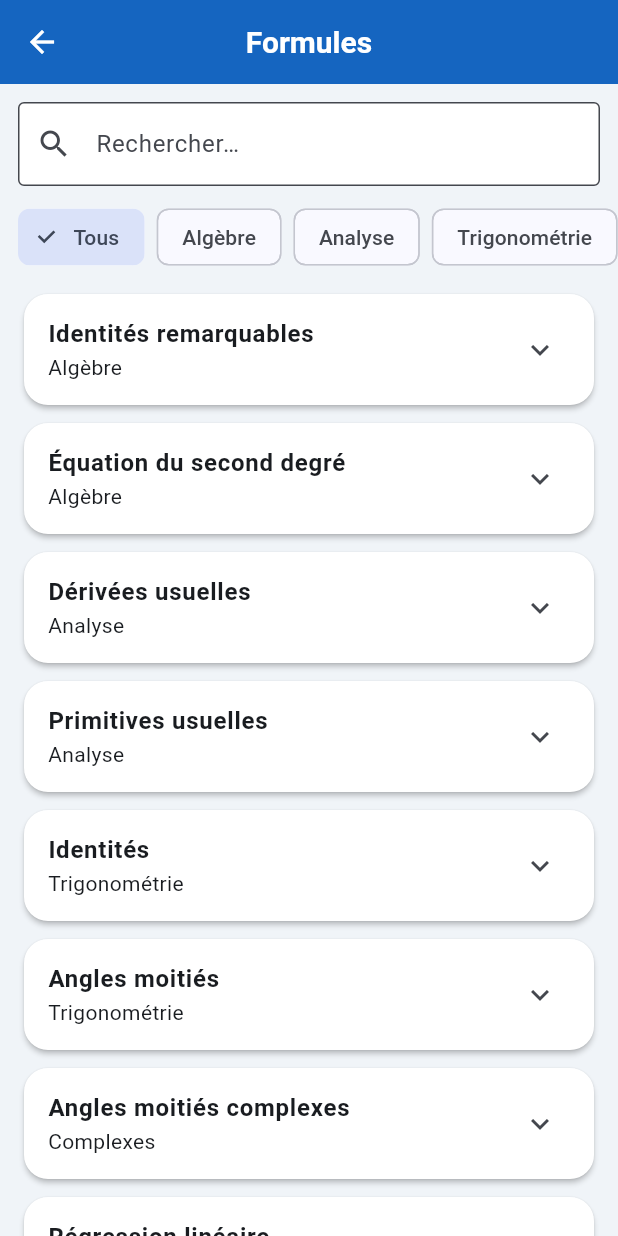
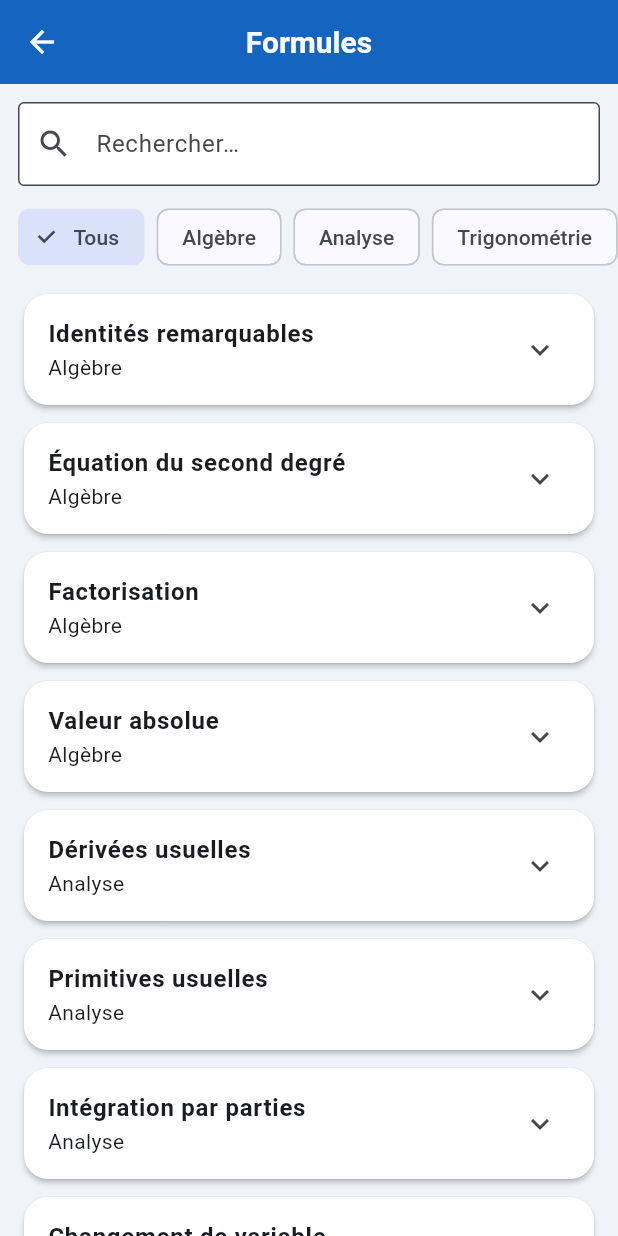
Before and after one commit to alexchep47-gif/calc-for-all, a Flutter app: the MathLibraryScreen screen opened by its route, on a phone screen of 412 x 824 dp. Run offline on Flutter 3.47's test engine with Material 3 defaults, Android fonts, the phone set to English and light mode, and no system bars; our stand-ins replace flutter_animate, image_picker, math_expressions, pdf, printing, share_plus and 1 more; missing offline and left inert: dart:js_util, google_mlkit_text_recognition; accounts and stored records are empty.

Commit message:
Calco OCR args + Erreur mathématique; systèmes→graphique; complexes arg π; formules enrichies

```diff
--- a/lib/features/library/math_library_screen.dart
+++ b/lib/features/library/math_library_screen.dart
@@ -4,7 +4,6 @@ import 'package:provider/provider.dart';
 
 import '../../core/l10n/locale_provider.dart';
 
-/// Formules mathématiques hors ligne (pas de mention technique interne)
 class MathLibraryScreen extends StatefulWidget {
   const MathLibraryScreen({super.key});
 
@@ -27,36 +26,72 @@ class _MathLibraryScreenState extends State<MathLibraryScreen> {
         loc.t('Complexes', 'Complex'),
         loc.t('Matrices', 'Matrices'),
         loc.t('Statistiques', 'Statistics'),
+        loc.t('Nombres', 'Numbers'),
       ];
 
   List<_Formula> _formulas(LocaleProvider loc) => [
+        // Algèbre
         _Formula('Algèbre', 'Algebra', loc.t('Identités remarquables', 'Remarkable identities'),
-            '(a+b)² = a² + 2ab + b²\n(a−b)² = a² − 2ab + b²\na² − b² = (a−b)(a+b)'),
+            '(a+b)² = a² + 2ab + b²\n(a−b)² = a² − 2ab + b²\na² − b² = (a−b)(a+b)\n(a+b)³ = a³ + 3a²b + 3ab² + b³\n(a−b)³ = a³ − 3a²b + 3ab² − b³\na³ ± b³ = (a ± b)(a² ∓ ab + b²)'),
         _Formula('Algèbre', 'Algebra', loc.t('Équation du second degré', 'Quadratic equation'),
-            'ax² + bx + c = 0\nΔ = b² − 4ac'),
+            'ax² + bx + c = 0\nΔ = b² − 4ac\nΔ > 0 : deux racines réelles\nΔ = 0 : racine double\nΔ < 0 : racines complexes\nx = (−b ± √Δ) / (2a)'),
+        _Formula('Algèbre', 'Algebra', loc.t('Factorisation', 'Factoring'),
+            'x² + sx + p = (x−r₁)(x−r₂)\nSomme des racines = −b/a\nProduit = c/a'),
+        _Formula('Algèbre', 'Algebra', loc.t('Valeur absolue', 'Absolute value'),
+            '|x| = x si x ≥ 0, −x si x < 0\n|a·b| = |a|·|b|\n|a+b| ≤ |a|+|b|'),
+        // Analyse
         _Formula('Analyse', 'Analysis', loc.t('Dérivées usuelles', 'Common derivatives'),
-            '(xⁿ)′ = n xⁿ⁻¹\n(sin x)′ = cos x\n(eˣ)′ = eˣ\n(ln x)′ = 1/x'),
+            '(xⁿ)′ = n xⁿ⁻¹\n(sin x)′ = cos x\n(cos x)′ = −sin x\n(tan x)′ = 1/cos²x\n(eˣ)′ = eˣ\n(ln x)′ = 1/x\n(√x)′ = 1/(2√x)\n(u∘v)′ = (u′∘v)·v′  (chaîne)'),
         _Formula('Analyse', 'Analysis', loc.t('Primitives usuelles', 'Common antiderivatives'),
-            '∫ xⁿ dx = xⁿ⁺¹/(n+1) + C\n∫ 1/x dx = ln|x| + C'),
+            '∫ xⁿ dx = xⁿ⁺¹/(n+1) + C (n≠−1)\n∫ 1/x dx = ln|x| + C\n∫ sin x dx = −cos x + C\n∫ cos x dx = sin x + C\n∫ eˣ dx = eˣ + C'),
+        _Formula('Analyse', 'Analysis', loc.t('Intégration par parties', 'Integration by parts'),
+            '∫ u dv = uv − ∫ v du'),
+        _Formula('Analyse', 'Analysis', loc.t('Changement de variable', 'Substitution'),
+            'u = g(x), du = g′(x) dx'),
+        _Formula('Analyse', 'Analysis', loc.t('Limites usuelles', 'Common limits'),
+            'lim_{x→0} sin x / x = 1\nlim_{x→0} (1−cos x)/x² = 1/2\nlim_{x→∞} (1+1/x)ˣ = e'),
+        // Trigo
         _Formula('Trigonométrie', 'Trigonometry', loc.t('Identités', 'Identities'),
-            'cos²θ + sin²θ = 1\nsin(2θ) = 2 sinθ cosθ'),
-        _Formula('Trigonométrie', 'Trigonometry', loc.t('Angles moitiés', 'Half-angle formulas'),
-            'sin²(θ/2) = (1 − cosθ)/2\ncos²(θ/2) = (1 + cosθ)/2\ntan²(θ/2) = (1 − cosθ)/(1 + cosθ)\nsin(θ/2) = ±√((1 − cosθ)/2)\ncos(θ/2) = ±√((1 + cosθ)/2)\ntan(θ/2) = sinθ/(1 + cosθ) = (1 − cosθ)/sinθ'),
-        _Formula('Complexes', 'Complex', loc.t('Angles moitiés complexes', 'Complex half-angle factorization'),
-            'e^{iθ} = cosθ + i sinθ\ncos(θ/2) = ±√((1 + cosθ)/2)\nsin(θ/2) = ±√((1 − cosθ)/2)\ne^{iθ/2} = ±(√((1 + cosθ)/2) + i√((1 − cosθ)/2))\ncosθ = (e^{iθ}+e^{-iθ})/2\nsinθ = (e^{iθ}−e^{-iθ})/(2i)'),
+            'cos²θ + sin²θ = 1\n1 + tan²θ = 1/cos²θ\nsin(2θ) = 2 sinθ cosθ\ncos(2θ) = cos²θ − sin²θ\nsin(a±b) = sin a cos b ± cos a sin b\ncos(a±b) = cos a cos b ∓ sin a sin b'),
+        _Formula('Trigonométrie', 'Trigonometry', loc.t('Valeurs remarquables', 'Key values'),
+            'sin 0 = 0, cos 0 = 1\nsin(π/6)=1/2, cos(π/6)=√3/2\nsin(π/4)=√2/2, cos(π/4)=√2/2\nsin(π/3)=√3/2, cos(π/3)=1/2\nsin(π/2)=1, cos(π/2)=0'),
+        // Géométrie
+        _Formula('Géométrie', 'Geometry', 'Pythagore / Pythagoras', 'a² + b² = c²'),
+        _Formula('Géométrie', 'Geometry', loc.t('Aires', 'Areas'),
+            'Triangle : (b·h)/2\nRectangle : L·l\nCercle : π r²\nDisque secteur : (α/2π)·π r²'),
+        _Formula('Géométrie', 'Geometry', loc.t('Volumes', 'Volumes'),
+            'Cube : a³\nPavé : L·l·h\nSphère : (4/3)π r³\nCylindre : π r² h\nCône : (1/3)π r² h'),
+        // Proba
+        _Formula('Probabilités', 'Probability', loc.t('Combinatoire', 'Combinatorics'),
+            'P(n,k) = n!/(n−k)!\nC(n,k) = n!/(k!(n−k)!)\nn! = 1·2·…·n'),
+        _Formula('Probabilités', 'Probability', loc.t('Lois', 'Distributions'),
+            'Bernoulli, binomiale B(n,p)\nP(X=k) = C(n,k) pᵏ (1−p)ⁿ⁻ᵏ\nEspérance binomiale : np'),
+        // Suites
+        _Formula('Suites', 'Sequences', loc.t('Arithmétique', 'Arithmetic'),
+            'uₙ = u₁ + (n−1)r\nSₙ = n(u₁+uₙ)/2'),
+        _Formula('Suites', 'Sequences', loc.t('Géométrique', 'Geometric'),
+            'uₙ = u₁ · qⁿ⁻¹\nSₙ = u₁ (qⁿ−1)/(q−1) (q≠1)'),
+        // Complexes
+        _Formula('Complexes', 'Complex', loc.t('Formes', 'Forms'),
+            'z = a+bi = |z|(cosθ + i sinθ) = |z| e^{iθ}\n|z| = √(a²+b²)\narg(z) en fractions de π'),
+        _Formula('Complexes', 'Complex', loc.t('Opérations', 'Operations'),
+            '(a+bi)+(c+di) = (a+c)+(b+d)i\n(a+bi)(c+di) = …\n1/z = z̄ / |z|²'),
+        // Matrices
+        _Formula('Matrices', 'Matrices', 'det 2×2', '|a b; c d| = ad − bc'),
+        _Formula('Matrices', 'Matrices', loc.t('Opérations', 'Operations'),
+            'Trace = somme diagonale\nᵗA transposition\nA⁻¹ si det≠0'),
+        // Stats
         _Formula('Statistiques', 'Statistics', loc.t('Régression linéaire', 'Linear regression'),
             'y = a + bx\nb = cov(x,y)/var(x)\nr = cov/(σₓ σᵧ)'),
         _Formula('Statistiques', 'Statistics', loc.t('Méthode de Mayer', 'Mayer method'),
             'Deux groupes de moyennes (x̄₁,ȳ₁), (x̄₂,ȳ₂)\nb = (ȳ₂−ȳ₁)/(x̄₂−x̄₁)'),
-        _Formula('Complexes', 'Complex', loc.t('Formes', 'Forms'),
-            'z = a+bi = |z|(cosθ + i sinθ)'),
-        _Formula('Matrices', 'Matrices', 'det 2×2', '|a b; c d| = ad − bc'),
-        _Formula('Suites', 'Sequences', loc.t('Arithmétique', 'Arithmetic'),
-            'uₙ = u₁ + (n−1)r\nSₙ = n(u₁+uₙ)/2'),
-        _Formula('Probabilités', 'Probability', loc.t('Combinaisons', 'Combinations'),
-            'C(n,k) = n! / (k!(n−k)!)'),
-        _Formula('Géométrie', 'Geometry', 'Pythagore / Pythagoras',
-            'a² + b² = c²'),
+        _Formula('Statistiques', 'Statistics', loc.t('Séries groupées', 'Grouped series'),
+            'Classe [aᵢ ; bᵢ[\ncᵢ = (aᵢ+bᵢ)/2\nx̄ = Σ nᵢcᵢ / N\nMédiane, mode, ECC, FEC…'),
+        // Nombres
+        _Formula('Nombres', 'Numbers', loc.t('Bases', 'Bases'),
+            'Décimal ↔ binaire ↔ hexadécimal\nEx. 13 = 1101₂ = D₁₆'),
+        _Formula('Nombres', 'Numbers', loc.t('Fractions', 'Fractions'),
+            'Simplifier : 2/2 = 1\na/b + c/d = (ad+bc)/(bd)'),
       ];
 
   @override
@@ -78,9 +113,7 @@ class _MathLibraryScreenState extends State<MathLibraryScreen> {
     }).toList();
 
     return Scaffold(
-      appBar: AppBar(
-        title: Text(loc.t('Formules', 'Formulas')),
-      ),
+      appBar: AppBar(title: Text(loc.t('Formules', 'Formulas'))),
       body: Column(
         children: [
           Padding(
```
